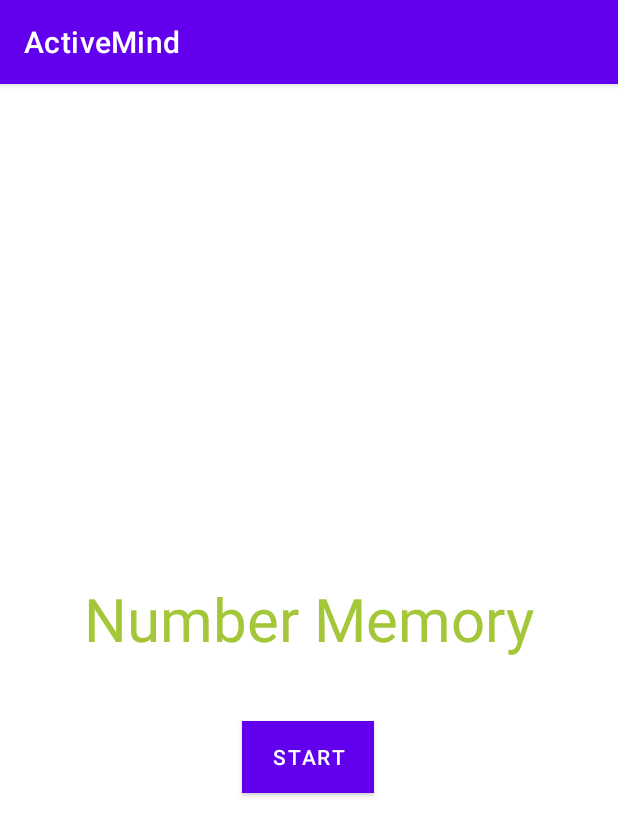
After one commit to mtrhorange/ActiveMind, an Android app: the fragment NumberGameFragment shown on its own in the app's theme, on a phone screen of 412 x 824 dp. The commit adds this screen. Shown: the top 836 px of the screen. Run offline under Robolectric (Android 15) with nearby library versions, the phone set to English and light mode, and no system bars.

Commit message:
Created number memory game
Created simple number memory game:
- Has levels
- Increasing number length per level
- Shows user number and their answer
- Will go back to start if wrong answer

To Do:
- Show wrong answer screen if user is wrong, or prompt for when wrong answer
- Difficulty levels?
- Polish UI

```diff
--- a/app/src/main/java/com/example/activemind/MainActivity.java
+++ b/app/src/main/java/com/example/activemind/MainActivity.java
@@ -41,7 +41,7 @@
         // Passing each menu ID as a set of Ids because each
         // menu should be considered as top level destinations.
         mAppBarConfiguration = new AppBarConfiguration.Builder(
-                R.id.nav_home, R.id.nav_gallery, R.id.nav_slideshow)
+                R.id.nav_home, R.id.nav_gallery, R.id.nav_slideshow, R.id.nav_numbergame)
                 .setOpenableLayout(drawer)
                 .build();
         NavController navController = Navigation.findNavController(this, R.id.nav_host_fragment_content_main);
--- /dev/null
+++ b/app/src/main/java/com/example/activemind/ui/numbergame/NumberGameFragment.java
@@ -0,0 +1,213 @@
+package com.example.activemind.ui.numbergame;
+
+import android.os.Bundle;
+import android.util.Log;
+import android.view.LayoutInflater;
+import android.view.View;
+import android.view.ViewGroup;
+import android.widget.Button;
+import android.widget.EditText;
+import android.widget.ProgressBar;
+import android.widget.TextView;
+
+import androidx.annotation.NonNull;
+import androidx.annotation.Nullable;
+import androidx.fragment.app.Fragment;
+import androidx.lifecycle.Observer;
+import androidx.lifecycle.ViewModelProvider;
+
+import com.example.activemind.R;
+import com.example.activemind.databinding.FragmentNumbergameBinding;
+
+import android.os.CountDownTimer;
+
+import java.io.Console;
+import java.util.Random;
+
+public class NumberGameFragment extends Fragment {
+
+    private NumberGameViewModel numbergameViewModel;
+    private FragmentNumbergameBinding binding;
+    private TextView textView0, textView1, textView2, textView3, textView4, titleText;
+    private TextView numberText, numberText2, answerText, levelText;
+    private EditText answerEdit;
+    private Button submitBtn, nextBtn, startBtn;
+    private Countdown timerCount;
+    private ProgressBar progressBar;
+    private int progressTime = 4;
+    private int level = 1;
+    private String playerAnswer, answerString;
+
+    public View onCreateView(@NonNull LayoutInflater inflater,
+                             ViewGroup container, Bundle savedInstanceState) {
+        numbergameViewModel =
+                new ViewModelProvider(this).get(NumberGameViewModel.class);
+
+        binding = FragmentNumbergameBinding.inflate(inflater, container, false);
+        View root = binding.getRoot();
+
+        final TextView textView = binding.textNumbergame;
+        numbergameViewModel.getText().observe(getViewLifecycleOwner(), new Observer<String>() {
+            @Override
+            public void onChanged(@Nullable String s) {
+                textView.setText(s);
+            }
+        });
+
+        newGame();
+
+        startBtn.setOnClickListener(new View.OnClickListener() {
+            public void onClick(View view) {
+                newRound();
+            }
+        });
+
+        submitBtn.setOnClickListener(new View.OnClickListener() {
+            public void onClick(View view) {
+                submitAnswer();
+            }
+        });
+
+        nextBtn.setOnClickListener(new View.OnClickListener() {
+            public void onClick(View view) {
+                if (playerAnswer.equals(answerString))
+                    newRound();
+                else
+                    newGame();
+            }
+        });
+
+        return root;
+    }
+
+    public void setup() {
+        titleText = binding.titleText;
+        startBtn = binding.startBtn;
+        progressBar = binding.countdownbar;
+        textView0 = binding.textView0;
+        textView1 = binding.textView1;
+        textView2 = binding.textView2;
+        textView3 = binding.textView3;
+        textView4 = binding.textView4;
+        answerEdit = binding.answerEdit;
+        numberText = binding.numberText;
+        numberText2 = binding.numberText2;
+        answerText = binding.answerText;
+        submitBtn = binding.submitBtn;
+        levelText = binding.levelText;
+        nextBtn = binding.nextBtn;
+
+        titleText.setVisibility(View.VISIBLE);
+        startBtn.setVisibility(View.VISIBLE);
+        progressBar.setVisibility(View.INVISIBLE);
+        textView0.setVisibility(View.INVISIBLE);
+        textView1.setVisibility(View.INVISIBLE);
+        textView2.setVisibility(View.INVISIBLE);
+        textView3.setVisibility(View.INVISIBLE);
+        textView4.setVisibility(View.INVISIBLE);
+        answerEdit.setVisibility(View.INVISIBLE);
+        numberText.setVisibility(View.INVISIBLE);
+        numberText2.setVisibility(View.INVISIBLE);
+        answerText.setVisibility(View.INVISIBLE);
+        submitBtn.setVisibility(View.INVISIBLE);
+        levelText.setVisibility(View.INVISIBLE);
+        nextBtn.setVisibility(View.INVISIBLE);
+    }
+
+    @Override
+    public void onDestroyView() {
+        super.onDestroyView();
+        binding = null;
+    }
+
+    public class Countdown extends CountDownTimer {
+        public Countdown(long millisInFuture, long countDownInterval) {
+            super(millisInFuture, countDownInterval);
+        }
+
+        @Override
+        public void onFinish() {
+            //some script here
+            answerRound();
+        }
+
+        @Override
+        public void onTick(long millisUntilFinished) {
+            int progress = (int) (millisUntilFinished / progressTime / 10);
+            progressBar.setProgress(progress, true);
+            //Log.i("NumberGame", Integer.toString(progress));
+        }
+    }
+
+    public void newGame() {
+        level = 0;
+        setup();
+    }
+
+    public void newRound() {
+        titleText.setVisibility(View.INVISIBLE);
+        startBtn.setVisibility(View.INVISIBLE);
+        textView3.setVisibility(View.INVISIBLE);
+        numberText2.setVisibility(View.INVISIBLE);
+        textView4.setVisibility(View.INVISIBLE);
+        answerText.setVisibility(View.INVISIBLE);
+        levelText.setVisibility(View.INVISIBLE);
+        nextBtn.setVisibility(View.INVISIBLE);
+
+        textView0.setVisibility(View.VISIBLE);
+        numberText.setVisibility(View.VISIBLE);
+        progressBar.setVisibility(View.VISIBLE);
+        level += 1;
+        String lvlTxt = "Level " + Integer.toString(level);
+        levelText.setText(lvlTxt);
+
+        Random r = new Random();
+        answerString = "";
+        int num;
+        for (int i=0; i<level; i++) {
+            num = r.nextInt(9)+1;
+            answerString += Integer.toString(num);
+        }
+        numberText.setText(answerString);
+        numberText2.setText(answerString);
+        timerCount = new Countdown(progressTime * 1000L, 100);
+        timerCount.start();
+    }
+
+    public void answerRound() {
+        textView0.setVisibility(View.INVISIBLE);
+        numberText.setVisibility(View.INVISIBLE);
+        progressBar.setVisibility(View.INVISIBLE);
+
+        textView1.setVisibility(View.VISIBLE);
+        textView2.setVisibility(View.VISIBLE);
+        answerEdit.setVisibility(View.VISIBLE);
+        submitBtn.setVisibility(View.VISIBLE);
+
+    }
+
+    public void submitAnswer() {
+        playerAnswer = answerEdit.getText().toString();
+        answerText.setText(playerAnswer);
+        answerEdit.setText("");
+        textView1.setVisibility(View.INVISIBLE);
+        textView2.setVisibility(View.INVISIBLE);
+        answerEdit.setVisibility(View.INVISIBLE);
+        submitBtn.setVisibility(View.INVISIBLE);
+
+        textView3.setVisibility(View.VISIBLE);
+        numberText2.setVisibility(View.VISIBLE);
+        textView4.setVisibility(View.VISIBLE);
+        answerText.setVisibility(View.VISIBLE);
+        levelText.setVisibility(View.VISIBLE);
+        nextBtn.setVisibility(View.VISIBLE);
+
+    }
+
+    public void endRound() {
+        textView1.setVisibility(View.INVISIBLE);
+        textView2.setVisibility(View.INVISIBLE);
+        answerText.setVisibility(View.INVISIBLE);
+        submitBtn.setVisibility(View.INVISIBLE);
+    }
+}
--- /dev/null
+++ b/app/src/main/java/com/example/activemind/ui/numbergame/NumberGameViewModel.java
@@ -0,0 +1,19 @@
+package com.example.activemind.ui.numbergame;
+
+import androidx.lifecycle.LiveData;
+import androidx.lifecycle.MutableLiveData;
+import androidx.lifecycle.ViewModel;
+
+public class NumberGameViewModel extends ViewModel{
+
+    private MutableLiveData<String> mText;
+
+    public NumberGameViewModel() {
+        mText = new MutableLiveData<>();
+        //mText.setValue("This is number game fragment");
+    }
+
+    public LiveData<String> getText() {
+        return mText;
+    }
+}
--- /dev/null
+++ b/app/src/main/res/drawable/ic_menu_numbergame.xml
@@ -0,0 +1,9 @@
+<vector xmlns:android="http://schemas.android.com/apk/res/android"
+    android:width="24dp"
+    android:height="24dp"
+    android:viewportWidth="24.0"
+    android:viewportHeight="24.0">
+    <path
+        android:fillColor="#FF000000"
+        android:pathData="M4,6H2v14c0,1.1 0.9,2 2,2h14v-2H4V6zm16,-4H8c-1.1,0 -2,0.9 -2,2v12c0,1.1 0.9,2 2,2h12c1.1,0 2,-0.9 2,-2V4c0,-1.1 -0.9,-2 -2,-2zm-8,12.5v-9l6,4.5 -6,4.5z" />
+</vector>
--- /dev/null
+++ b/app/src/main/res/layout/fragment_numbergame.xml
@@ -0,0 +1,268 @@
+<?xml version="1.0" encoding="utf-8"?>
+<androidx.constraintlayout.widget.ConstraintLayout xmlns:android="http://schemas.android.com/apk/res/android"
+    xmlns:app="http://schemas.android.com/apk/res-auto"
+    xmlns:tools="http://schemas.android.com/tools"
+    android:layout_width="match_parent"
+    android:layout_height="match_parent"
+    tools:context=".ui.numbergame.NumberGameFragment">
+
+    <TextView
+        android:id="@+id/text_numbergame"
+        android:layout_width="match_parent"
+        android:layout_height="wrap_content"
+        android:layout_marginStart="8dp"
+        android:layout_marginTop="8dp"
+        android:layout_marginEnd="8dp"
+        android:textAlignment="center"
+        android:textSize="20sp"
+        android:visibility="gone"
+        app:layout_constraintBottom_toBottomOf="parent"
+        app:layout_constraintEnd_toEndOf="parent"
+        app:layout_constraintStart_toStartOf="parent"
+        app:layout_constraintTop_toTopOf="parent" />
+
+    <TextView
+        android:id="@+id/titleText"
+        android:layout_width="wrap_content"
+        android:layout_height="wrap_content"
+        android:layout_alignParentTop="true"
+        android:layout_centerHorizontal="true"
+        android:text="@string/numbergame_title"
+        android:textColor="#A4C639"
+        android:textSize="40sp"
+        android:visibility="gone"
+        app:layout_constraintBottom_toBottomOf="parent"
+        app:layout_constraintEnd_toEndOf="parent"
+        app:layout_constraintStart_toStartOf="parent"
+        app:layout_constraintTop_toTopOf="parent"
+        app:layout_constraintVertical_bias="0.461" />
+
+    <Button
+        android:id="@+id/startBtn"
+        android:layout_width="wrap_content"
+        android:layout_height="wrap_content"
+        android:layout_below="@+id/textView2"
+        android:layout_alignParentLeft="true"
+        android:background="@color/lime"
+        android:text="@string/text_start"
+        android:textColor="#FFFFFF"
+        android:visibility="gone"
+        app:layout_constraintBottom_toBottomOf="parent"
+        app:layout_constraintEnd_toEndOf="parent"
+        app:layout_constraintHorizontal_bias="0.498"
+        app:layout_constraintStart_toStartOf="parent"
+        app:layout_constraintTop_toBottomOf="@+id/titleText"
+        app:layout_constraintVertical_bias="0.123" />
+
+    <TextView
+        android:id="@+id/textView0"
+        android:layout_width="wrap_content"
+        android:layout_height="wrap_content"
+        android:layout_alignParentTop="true"
+        android:layout_centerHorizontal="true"
+        android:text="@string/text_number"
+        android:textColor="#A4C639"
+        android:textSize="20sp"
+        android:visibility="gone"
+        app:layout_constraintBottom_toTopOf="@+id/numberText"
+        app:layout_constraintEnd_toEndOf="parent"
+        app:layout_constraintHorizontal_bias="0.498"
+        app:layout_constraintStart_toStartOf="parent"
+        app:layout_constraintTop_toTopOf="parent"
+        app:layout_constraintVertical_bias="1.0" />
+
+    <TextView
+        android:id="@+id/numberText"
+        android:layout_width="wrap_content"
+        android:layout_height="wrap_content"
+        android:layout_alignParentTop="true"
+        android:layout_centerHorizontal="true"
+        android:text="@string/num_holder"
+        android:textColor="#A4C639"
+        android:textSize="40sp"
+        android:visibility="gone"
+        app:layout_constraintBottom_toBottomOf="parent"
+        app:layout_constraintEnd_toEndOf="parent"
+        app:layout_constraintStart_toStartOf="parent"
+        app:layout_constraintTop_toTopOf="parent"
+        app:layout_constraintVertical_bias="0.519" />
+
+    <ProgressBar
+        android:id="@+id/countdownbar"
+        style="@android:style/Widget.ProgressBar.Horizontal"
+        android:layout_width="187dp"
+        android:layout_height="25dp"
+        android:progress="100"
+        android:visibility="gone"
+        app:layout_constraintBottom_toBottomOf="parent"
+        app:layout_constraintEnd_toEndOf="parent"
+        app:layout_constraintStart_toStartOf="parent"
+        app:layout_constraintTop_toBottomOf="@+id/numberText"
+        app:layout_constraintVertical_bias="0.043" />
+
+    <TextView
+        android:id="@+id/textView1"
+        android:layout_width="wrap_content"
+        android:layout_height="wrap_content"
+        android:layout_alignParentTop="true"
+        android:layout_centerHorizontal="true"
+        android:text="What was the number?"
+        android:textColor="#A4C639"
+        android:textSize="30sp"
+        app:layout_constraintBottom_toTopOf="@+id/answerEdit"
+        app:layout_constraintEnd_toEndOf="parent"
+        app:layout_constraintStart_toStartOf="parent"
+        app:layout_constraintTop_toTopOf="parent"
+        app:layout_constraintVertical_bias="0.895" />
+
+    <TextView
+        android:id="@+id/textView2"
+        android:layout_width="wrap_content"
+        android:layout_height="wrap_content"
+        android:layout_alignParentTop="true"
+        android:layout_centerHorizontal="true"
+        android:text="Press button to submit"
+        android:textColor="#A4C639"
+        android:textSize="18sp"
+        app:layout_constraintBottom_toTopOf="@+id/answerEdit"
+        app:layout_constraintEnd_toEndOf="parent"
+        app:layout_constraintStart_toStartOf="parent"
+        app:layout_constraintTop_toBottomOf="@+id/textView1"
+        app:layout_constraintVertical_bias="0.0" />
+
+    <EditText
+        android:id="@+id/answerEdit"
+        android:layout_width="wrap_content"
+        android:layout_height="wrap_content"
+        android:layout_alignBottom="@+id/textView2"
+        android:layout_toRightOf="@+id/textView2"
+        android:background="#CCCCCC"
+        android:ems="10"
+        android:inputType="number"
+        android:gravity="center"
+        app:layout_constraintBottom_toBottomOf="parent"
+        app:layout_constraintEnd_toEndOf="parent"
+        app:layout_constraintHorizontal_bias="0.497"
+        app:layout_constraintStart_toStartOf="parent"
+        app:layout_constraintTop_toTopOf="parent"
+        app:layout_constraintVertical_bias="0.502">
+
+        <requestFocus />
+    </EditText>
+
+    <Button
+        android:id="@+id/submitBtn"
+        android:layout_width="wrap_content"
+        android:layout_height="wrap_content"
+        android:layout_below="@+id/textView2"
+        android:layout_alignParentLeft="true"
+        android:background="@color/lime"
+        android:text="@string/text_submit"
+        android:textColor="#FFFFFF"
+        app:layout_constraintBottom_toBottomOf="parent"
+        app:layout_constraintEnd_toEndOf="parent"
+        app:layout_constraintStart_toStartOf="parent"
+        app:layout_constraintTop_toBottomOf="@+id/answerEdit"
+        app:layout_constraintVertical_bias="0.048" />
+
+    <TextView
+        android:id="@+id/textView3"
+        android:layout_width="wrap_content"
+        android:layout_height="wrap_content"
+        android:layout_alignParentTop="true"
+        android:layout_centerHorizontal="true"
+        android:text="@string/text_number"
+        android:textColor="#A4C639"
+        android:textSize="20sp"
+        android:visibility="gone"
+        app:layout_constraintBottom_toBottomOf="parent"
+        app:layout_constraintEnd_toEndOf="parent"
+        app:layout_constraintHorizontal_bias="0.498"
+        app:layout_constraintStart_toStartOf="parent"
+        app:layout_constraintTop_toTopOf="parent"
+        app:layout_constraintVertical_bias="0.278" />
+
+    <TextView
+        android:id="@+id/numberText2"
+        android:layout_width="wrap_content"
+        android:layout_height="wrap_content"
+        android:layout_alignParentTop="true"
+        android:layout_centerHorizontal="true"
+        android:text="@string/num_holder"
+        android:textColor="#A4C639"
+        android:textSize="20sp"
+        android:visibility="gone"
+        app:layout_constraintBottom_toBottomOf="parent"
+        app:layout_constraintEnd_toEndOf="parent"
+        app:layout_constraintStart_toStartOf="parent"
+        app:layout_constraintTop_toBottomOf="@+id/textView3"
+        app:layout_constraintVertical_bias="0.014" />
+
+    <TextView
+        android:id="@+id/textView4"
+        android:layout_width="wrap_content"
+        android:layout_height="wrap_content"
+        android:layout_alignParentTop="true"
+        android:layout_centerHorizontal="true"
+        android:text="@string/text_answer"
+        android:textColor="#A4C639"
+        android:textSize="20sp"
+        android:visibility="gone"
+        app:layout_constraintBottom_toBottomOf="parent"
+        app:layout_constraintEnd_toEndOf="parent"
+        app:layout_constraintStart_toStartOf="parent"
+        app:layout_constraintTop_toBottomOf="@+id/numberText2"
+        app:layout_constraintVertical_bias="0.04" />
+
+    <TextView
+        android:id="@+id/answerText"
+        android:layout_width="wrap_content"
+        android:layout_height="wrap_content"
+        android:layout_alignParentTop="true"
+        android:layout_centerHorizontal="true"
+        android:text="@string/num_holder"
+        android:textColor="#A4C639"
+        android:textSize="20sp"
+        android:visibility="gone"
+        app:layout_constraintBottom_toBottomOf="parent"
+        app:layout_constraintEnd_toEndOf="parent"
+        app:layout_constraintStart_toStartOf="parent"
+        app:layout_constraintTop_toBottomOf="@+id/textView4"
+        app:layout_constraintVertical_bias="0.022" />
+
+    <TextView
+        android:id="@+id/levelText"
+        android:layout_width="wrap_content"
+        android:layout_height="wrap_content"
+        android:layout_alignParentTop="true"
+        android:layout_centerHorizontal="true"
+        android:text="@string/level_holder"
+        android:textColor="#A4C639"
+        android:textSize="40sp"
+        android:visibility="gone"
+        app:layout_constraintBottom_toBottomOf="parent"
+        app:layout_constraintEnd_toEndOf="parent"
+        app:layout_constraintHorizontal_bias="0.498"
+        app:layout_constraintStart_toStartOf="parent"
+        app:layout_constraintTop_toBottomOf="@+id/answerText"
+        app:layout_constraintVertical_bias="0.085" />
+
+    <Button
+        android:id="@+id/nextBtn"
+        android:layout_width="wrap_content"
+        android:layout_height="wrap_content"
+        android:layout_below="@+id/textView2"
+        android:layout_alignParentLeft="true"
+        android:background="@color/lime"
+        android:text="@string/text_next"
+        android:textColor="#FFFFFF"
+        android:visibility="gone"
+        app:layout_constraintBottom_toBottomOf="parent"
+        app:layout_constraintEnd_toEndOf="parent"
+        app:layout_constraintHorizontal_bias="0.498"
+        app:layout_constraintStart_toStartOf="parent"
+        app:layout_constraintTop_toBottomOf="@+id/levelText"
+        app:layout_constraintVertical_bias="0.133" />
+
+
+</androidx.constraintlayout.widget.ConstraintLayout>
--- a/app/src/main/res/menu/activity_main_drawer.xml
+++ b/app/src/main/res/menu/activity_main_drawer.xml
@@ -16,5 +16,9 @@
             android:id="@+id/nav_slideshow"
             android:icon="@drawable/ic_menu_slideshow"
             android:title="@string/menu_slideshow" />
+        <item
+            android:id="@+id/nav_numbergame"
+            android:icon="@drawable/ic_menu_numbergame"
+            android:title="@string/menu_numbergame" />
     </group>
 </menu>
--- a/app/src/main/res/navigation/mobile_navigation.xml
+++ b/app/src/main/res/navigation/mobile_navigation.xml
@@ -22,4 +22,10 @@
         android:name="com.example.activemind.ui.slideshow.SlideshowFragment"
         android:label="@string/menu_slideshow"
         tools:layout="@layout/fragment_slideshow" />
+
+    <fragment
+        android:id="@+id/nav_numbergame"
+        android:name="com.example.activemind.ui.numbergame.NumberGameFragment"
+        android:label="@string/menu_numbergame"
+        tools:layout="@layout/fragment_numbergame" />
 </navigation>
--- a/app/src/main/res/values/colors.xml
+++ b/app/src/main/res/values/colors.xml
@@ -7,4 +7,5 @@
     <color name="teal_700">#FF018786</color>
     <color name="black">#FF000000</color>
     <color name="white">#FFFFFFFF</color>
+    <color name="lime">#8BC34A</color>
 </resources>
--- a/app/src/main/res/values/strings.xml
+++ b/app/src/main/res/values/strings.xml
@@ -10,4 +10,15 @@
     <string name="menu_home">Home</string>
     <string name="menu_gallery">Gallery</string>
     <string name="menu_slideshow">Slideshow</string>
+    <string name="menu_numbergame">Number Game</string>
+
+    <string name="numbergame_title">Number Memory</string>
+    <string name="num_holder">12345</string>
+    <string name="level_holder">Level 5</string>
+    <string name="text_number">Number</string>
+    <string name="text_answer">Your answer</string>
+    <string name="text_submit">Submit</string>
+    <string name="text_next">Next</string>
+    <string name="text_start">Start</string>
+
 </resources>
```
